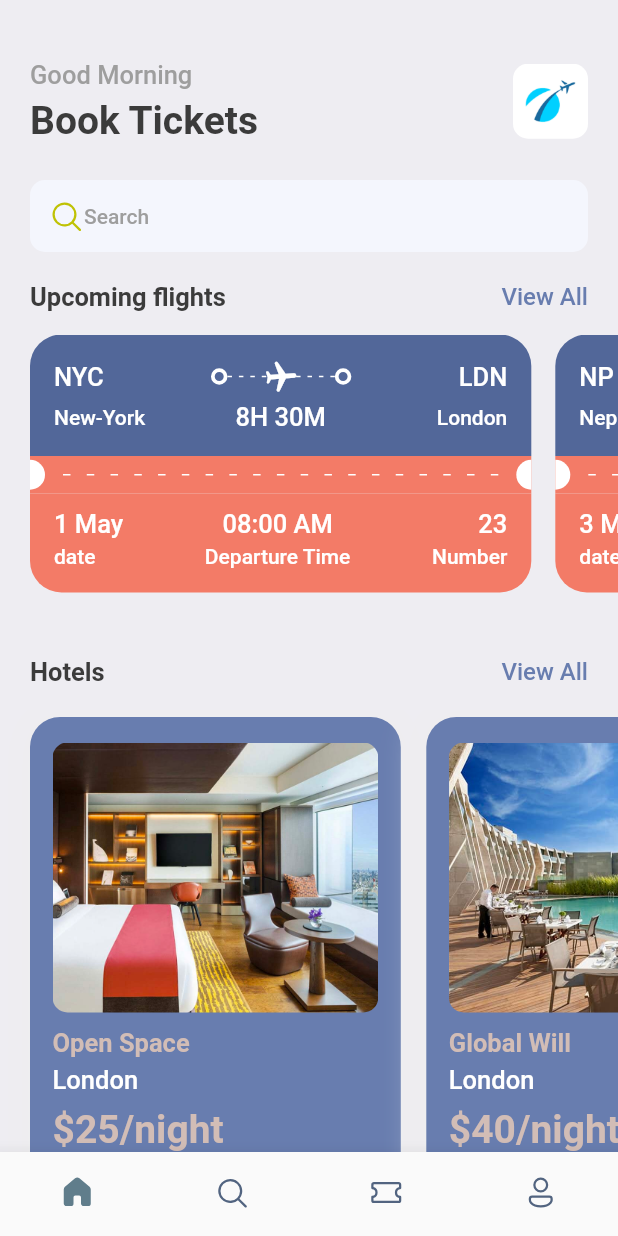
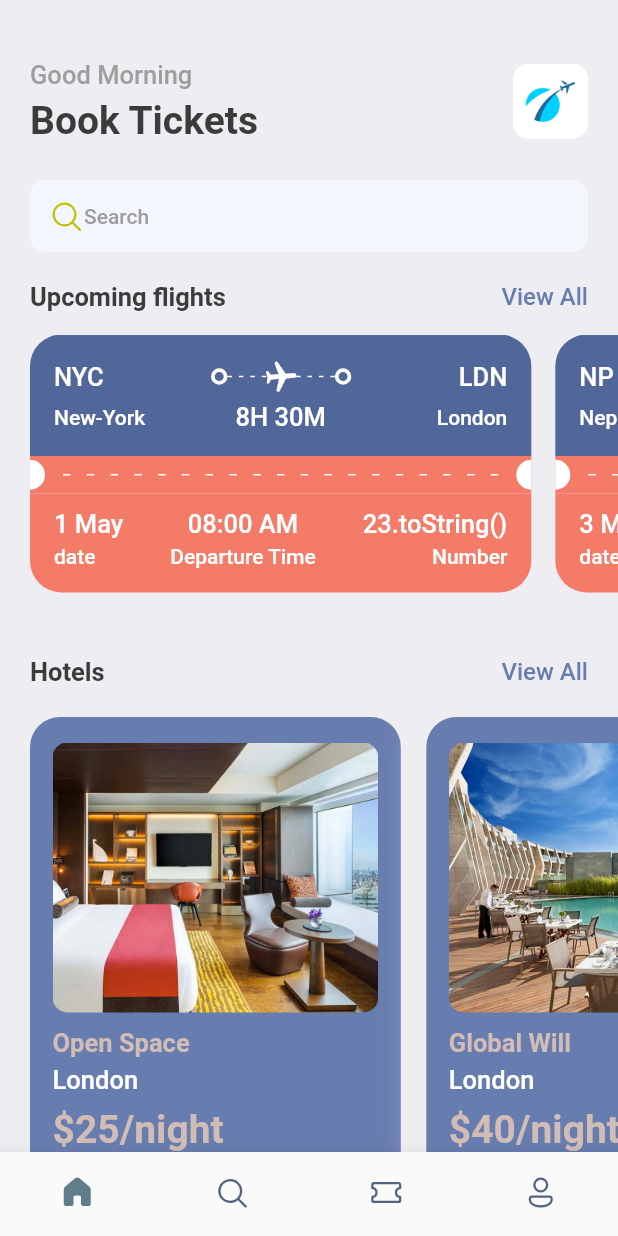
Before and after one commit to flutter-projects-anish/booking-ticket, a Flutter app: the screen it shows after launch, on a phone screen of 412 x 824 dp. Run offline on Flutter 3.47's test engine with Material 2 defaults, Android fonts, the phone set to English and light mode, and no system bars; our stand-ins replace fluentui_icons, gap, get.

Commit message:
after long time

```diff
--- a/lib/screens/hotel_screen.dart
+++ b/lib/screens/hotel_screen.dart
@@ -42,7 +42,7 @@ class HotelScreen extends StatelessWidget {
           const Gap(10),
           Text(
             hotel['place'],
-            style: Styles.headLineStyle2.copyWith(color: Styles.KakiColor),
+            style: Styles.headLineStyle2.copyWith(color: Styles.kakiColor),
           ),
           const Gap(5),
           Text(
@@ -52,7 +52,7 @@ class HotelScreen extends StatelessWidget {
           const Gap(8),
           Text(
             '\$${hotel['price']}/night',
-            style: Styles.headLineStyle.copyWith(color: Styles.KakiColor),
+            style: Styles.headLineStyle.copyWith(color: Styles.kakiColor),
           )
         ],
       ),
--- a/lib/screens/ticket_view.dart
+++ b/lib/screens/ticket_view.dart
@@ -232,7 +232,7 @@ class TicketView extends StatelessWidget {
                       crossAxisAlignment: CrossAxisAlignment.end,
                       children: [
                         Text(
-                          '${ticket['number']}',
+                          '${ticket['number']}.toString()',
                           style: Styles.headLineStyle3
                               .copyWith(color: Colors.white),
                         ),
--- a/lib/utils/app_styles.dart
+++ b/lib/utils/app_styles.dart
@@ -7,7 +7,7 @@ class Styles {
   static Color textColor = const Color(0XFF3b3b3b);
   static Color bgColor = const Color(0XFFeeedf2);
   static Color orangeColor = const Color(0XFFF37B67);
-  static Color KakiColor = const Color(0XFFd2bdb6);
+  static Color kakiColor = const Color(0XFFd2bdb6);
   static TextStyle textStyle =
       TextStyle(fontSize: 16, color: textColor, fontWeight: FontWeight.w500);
   static TextStyle headLineStyle =
--- a/pubspec.yaml
+++ b/pubspec.yaml
@@ -37,6 +37,7 @@ dependencies:
   cupertino_icons: ^1.0.2
   fluentui_icons: ^1.0.0
   gap: ^2.0.0
+  get:
 
 dev_dependencies:
   flutter_test:
```
Also changed, not shown: lib/utils/app_layout.dart (+19 -0 lines), pubspec.lock.
